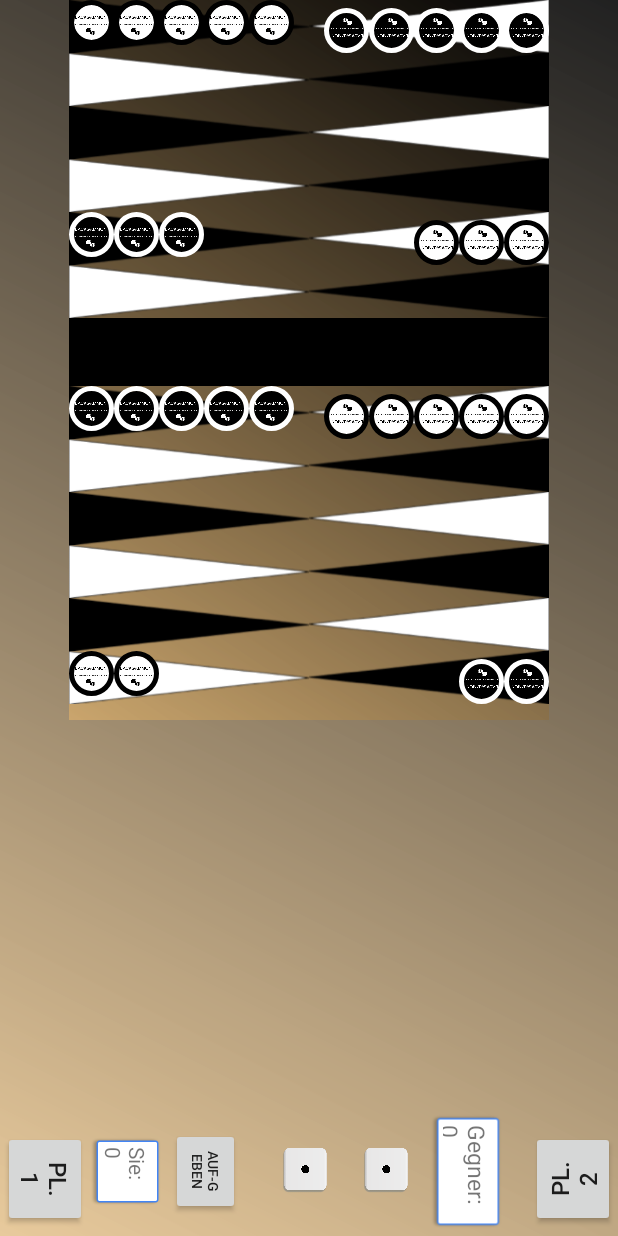
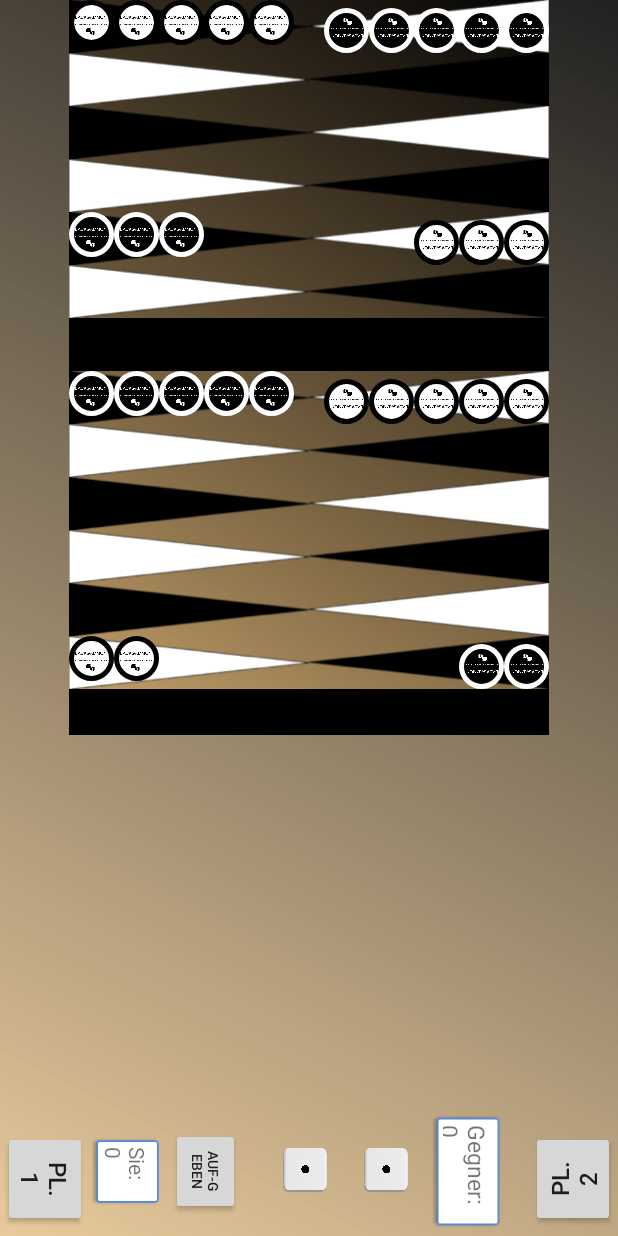
Before and after one commit to Canberk1997/Backgammon1, an Android app: the ActivityMehrspieler screen opened directly, with no data from a screen before it, on a phone screen of 412 x 824 dp. Run offline under Robolectric (Android 15) with nearby library versions, the phone set to English and light mode, and no system bars; our stand-ins replace CircleImageView.

Commit message:
23.06.2020 teil2

```diff
--- a/app/src/main/res/layout/activity_einzelspieler.xml
+++ b/app/src/main/res/layout/activity_einzelspieler.xml
@@ -299,7 +299,7 @@
 
 
         <LinearLayout
-            android:id="@+id/ll10"
+            android:id="@+id/ll36"
             android:layout_width="160dp"
             android:layout_height="35dp"
             android:background="@drawable/weissesdreieck"
--- a/app/src/main/res/layout/activity_mehrspieler.xml
+++ b/app/src/main/res/layout/activity_mehrspieler.xml
@@ -13,7 +13,7 @@
   <GridLayout
       android:id="@+id/gridLayout"
       android:layout_width="320dp"
-      android:layout_height="480dp"
+      android:layout_height="490dp"
       android:layout_marginBottom="50dp"
       android:background="@drawable/shape"
       android:columnCount="2"
@@ -260,18 +260,18 @@
         android:rotation="180"></LinearLayout>
 
     <LinearLayout
-        android:id="@+id/ll10"
+        android:id="@+id/ll36"
         android:layout_width="160dp"
-        android:layout_height="45dp"
+        android:layout_height="35dp"
         android:background="@android:color/black"
         android:orientation="horizontal">
 
     </LinearLayout>
 
     <LinearLayout
-        android:id="@+id/ll35"
+        android:id="@+id/ll37"
         android:layout_width="160dp"
-        android:layout_height="45dp"
+        android:layout_height="35dp"
         android:background="@android:color/black"
         android:orientation="horizontal">
 
@@ -503,6 +503,25 @@
 
     </LinearLayout>
 
+    <LinearLayout
+        android:id="@+id/ll10"
+        android:layout_width="160dp"
+        android:layout_height="35dp"
+        android:background="#000000"
+        android:orientation="horizontal"
+        android:rotation="180">
+
+    </LinearLayout>
+
+    <LinearLayout
+        android:id="@+id/ll35"
+        android:layout_width="160dp"
+        android:layout_height="35dp"
+        android:background="#000000"
+        android:orientation="horizontal"
+        android:rotation="180">
+
+    </LinearLayout>
   </GridLayout>
 
 
```
Also changed, not shown: app/src/main/java/com/example/backgammon/ActivityMehrspieler.java (+89 -34 lines).
